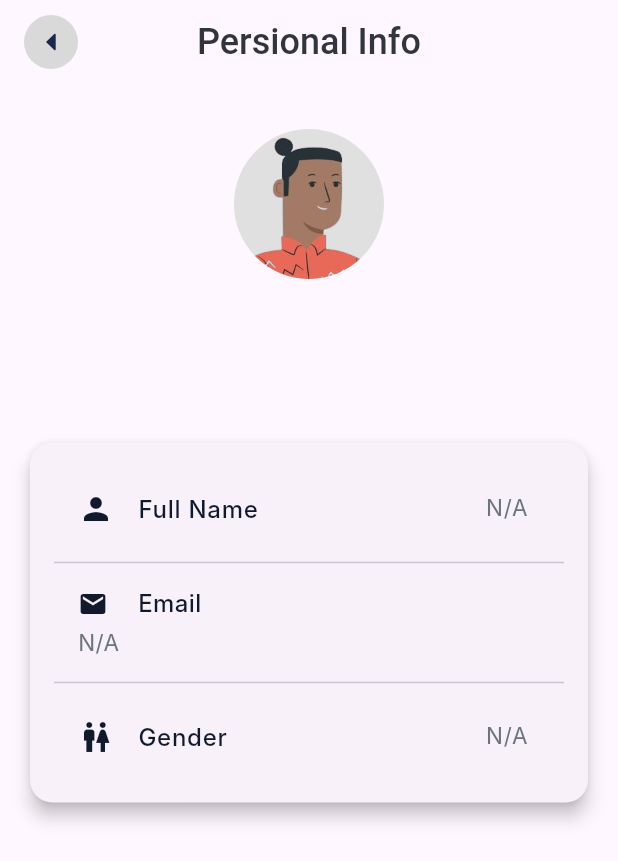
After one commit to nguyendao2101/Flutter-PNJ, a Flutter app: the PersonalInfo screen opened directly, on a phone screen of 412 x 824 dp. The commit adds this screen. Shown: the top 861 px of the screen. Run offline on Flutter 3.47's test engine with Material 3 defaults, Android fonts, the phone set to English and light mode, and no system bars; our stand-ins replace cached_network_image, carousel_slider, cloud_firestore, dio, firebase_auth, firebase_core and 5 more; missing offline and left inert: flutter_stripe, mailer; accounts and stored records are empty; Roboto replaces fonts that are missing (Inter, Poppins).

Commit message:
update profile and personal info

```diff
--- a/lib/view/user_view.dart
+++ b/lib/view/user_view.dart
@@ -4,6 +4,7 @@ import '../view_model/profile_view_model.dart';
 import '../widgets/common/image_extention.dart';
 import '../widgets/common_widget/profile/function_png.dart';
 import '../widgets/common_widget/profile/function_profile.dart';
+import '../widgets/common_widget/profile/personal_info.dart';
 import 'login_view.dart';
 
 class ProfileView extends StatefulWidget {
@@ -29,7 +30,7 @@ class _ProfileViewState extends State<ProfileView> {
                   fontSize: 24,
                   color: Color(0xff303030),
                   fontWeight: FontWeight.w400,
-                  fontFamily: 'Poppins',
+                  fontFamily: 'Inter',
                 ),
               )
             ],
@@ -68,12 +69,12 @@ class _ProfileViewState extends State<ProfileView> {
                         fontSize: 16,
                         color: Color(0xff111A2C),
                         fontWeight: FontWeight.w600,
-                        fontFamily: 'Poppins',
+                        fontFamily: 'Inter',
                       ),
                     ),
                   ),
                   const Text(
-                    'Explore the food',
+                    'Explore the PNJ jewelry',
                     style: TextStyle(
                       fontSize: 12,
                       color: Color(0xff111A2C),
@@ -98,7 +99,7 @@ class _ProfileViewState extends State<ProfileView> {
                             children: [
                               GestureDetector(
                                   onTap: () {
-                                    // Get.to(() => const PersonalInfo());
+                                    Get.to(() => const PersonalInfo());
                                   },
                                   child: FunctionProfile(
                                     image: ImageAsset.personalInfo,
--- /dev/null
+++ b/lib/widgets/app_bar/personal_apbar.dart
@@ -0,0 +1,60 @@
+import 'package:flutter/material.dart';
+import 'package:flutter_svg/svg.dart';
+
+import '../common/image_extention.dart';
+
+
+class AppBarProfile extends StatelessWidget implements PreferredSizeWidget {
+  final String title;
+
+  const AppBarProfile({super.key, required this.title});
+
+  @override
+  Widget build(BuildContext context) {
+    return AppBar(
+      automaticallyImplyLeading: false,
+      title: Stack(
+        alignment: Alignment.center,
+        children: [
+          Align(
+            alignment: Alignment.centerLeft,
+            child: GestureDetector(
+              onTap: () {
+                Navigator.pop(context);
+              },
+              child: Container(
+                height: 36,
+                width: 36,
+                decoration: const BoxDecoration(
+                  shape: BoxShape.circle,
+                  color: Color(0xffD9D9D9),
+                ),
+                child: Padding(
+                  padding: const EdgeInsets.all(8.0),
+                  child: SvgPicture.asset(
+                    ImageAsset.backButton,
+                    height: 5,
+                    width: 6,
+                  ),
+                ),
+              ),
+            ),
+          ),
+          Text(
+            title,
+            style: const TextStyle(
+              fontSize: 24,
+              color: Color(0xff32343E),
+              fontWeight: FontWeight.w500,
+              fontFamily: 'Poppins',
+            ),
+          ),
+        ],
+      ),
+    );
+  }
+
+  // Bổ sung phương thức preferredSize
+  @override
+  Size get preferredSize => const Size.fromHeight(kToolbarHeight);
+}
--- a/lib/widgets/common_widget/pay/payment_view.dart
+++ b/lib/widgets/common_widget/pay/payment_view.dart
@@ -2,7 +2,6 @@ import 'dart:async';
 import 'package:cached_network_image/cached_network_image.dart';
 import 'package:flutter/material.dart';
 import 'package:flutter_pnj/view_model/by_cart_view_model.dart';
-import 'package:flutter_pnj/widgets/common_widget/pay/vnpay.dart';
 import 'package:flutter_stripe/flutter_stripe.dart';
 import 'package:flutter_svg/flutter_svg.dart';
 import 'package:get/get.dart';
--- /dev/null
+++ b/lib/widgets/common_widget/profile/personal_info.dart
@@ -0,0 +1,161 @@
+import 'package:flutter/material.dart';
+import 'package:get/get.dart';
+
+import '../../../view_model/profile_view_model.dart';
+import '../../app_bar/personal_apbar.dart';
+import '../../common/image_extention.dart';
+
+class PersonalInfo extends StatelessWidget {
+  const PersonalInfo({super.key});
+
+  @override
+  Widget build(BuildContext context) {
+    final controller = Get.put(ProfileViewModel());
+
+    return Scaffold(
+      appBar: const AppBarProfile(title: 'Persional Info'),
+      body: SingleChildScrollView(
+        child: Column(
+          children: [
+            const SizedBox(height: 30),
+            CircleAvatar(
+              radius: 50,
+              backgroundColor: Colors.grey.shade300,
+              backgroundImage: AssetImage(ImageAsset.users),
+            ),
+            const SizedBox(height: 20),
+            Text(
+              controller.userData['fullName'] ?? '',
+              style: const TextStyle(
+                fontSize: 24,
+                fontWeight: FontWeight.bold,
+                color: Color(0xff111A2C),
+                fontFamily: 'Inter',
+              ),
+            ),
+            const SizedBox(height: 5),
+            Text(
+              controller.userData['email'] ?? '',
+              style: const TextStyle(
+                fontSize: 14,
+                color: Color(0xff6C757D),
+                fontFamily: 'Inter',
+              ),
+            ),
+            const SizedBox(height: 30),
+            Card(
+              margin: const EdgeInsets.symmetric(horizontal: 20),
+              shape: RoundedRectangleBorder(
+                borderRadius: BorderRadius.circular(15),
+              ),
+              elevation: 5,
+              child: Padding(
+                padding: const EdgeInsets.all(16.0),
+                child: Column(
+                  children: [
+                    _buildUserInfoTile(
+                      title: 'Full Name',
+                      value: controller.userData['fullName'],
+                      icon: Icons.person,
+                    ),
+                    const Divider(),
+                    _buildUserEmailTile(
+                      title: 'Email',
+                      icon: Icons.email,
+                      value: controller.userData['email'],
+                    ),
+                    const Divider(),
+                    _buildUserInfoTile(
+                      title: 'Gender',
+                      value: controller.userData['sex'],
+                      icon: Icons.wc,
+                    ),
+                  ],
+                ),
+              ),
+            ),
+          ],
+        ),
+      ),
+    );
+  }
+
+  Widget _buildUserInfoTile({
+    required String title,
+    String? value,
+    required IconData icon,
+  }) {
+    // Kiểm tra nếu độ dài của value lớn hơn 20 ký tự, thì cắt và thêm dấu "..."
+    String displayedValue = (value != null && value.length > 12) ? value.substring(0, 12) + '...' : (value ?? 'N/A');
+
+    return ListTile(
+      leading: Icon(
+        icon,
+        color: const Color(0xff111A2C),
+      ),
+      title: Text(
+        title,
+        style: const TextStyle(
+          fontSize: 16,
+          fontWeight: FontWeight.w500,
+          color: Color(0xff111A2C),
+          fontFamily: 'Inter',
+        ),
+      ),
+      trailing: Text(
+        displayedValue,
+        style: const TextStyle(
+          fontSize: 15,
+          fontWeight: FontWeight.w400,
+          color: Color(0xff6C757D),
+          fontFamily: 'Inter',
+        ),
+      ),
+    );
+  }
+
+
+  Widget _buildUserEmailTile({
+    required String title,
+    String? value,
+    required IconData icon,
+  }) {
+    return Padding(
+      padding: const EdgeInsets.symmetric(vertical: 8.0, horizontal: 16),
+      child: Column(
+        crossAxisAlignment: CrossAxisAlignment.start,
+        children: [
+          Row(
+            children: [
+              Icon(
+                icon,
+                color: const Color(0xff111A2C),
+                size: 20,
+              ),
+              const SizedBox(width: 20),
+              Text(
+                title,
+                style: const TextStyle(
+                  fontSize: 16,
+                  fontWeight: FontWeight.w500,
+                  color: Color(0xff111A2C),
+                  fontFamily: 'Inter',
+                ),
+              ),
+            ],
+          ),
+          const SizedBox(height: 4),
+          Text(
+            value ?? 'N/A',
+            style: const TextStyle(
+              fontSize: 15,
+              fontWeight: FontWeight.w400,
+              color: Color(0xff6C757D),
+              fontFamily: 'Inter',
+            ),
+          ),
+        ],
+      ),
+    );
+  }
+}
```
Also changed, not shown: lib/widgets/common_widget/pay/vnpay.dart (deleted, +0 -33 lines), lib/widgets/common_widget/profile/address.dart (added), lib/widgets/common_widget/profile/cart.dart (added), lib/widgets/common_widget/profile/favorite.dart (added), lib/widgets/common_widget/profile/notification.dart (added), lib/widgets/common_widget/profile/order_tracking.dart (added), lib/widgets/common_widget/profile/purchased.dart (added).
